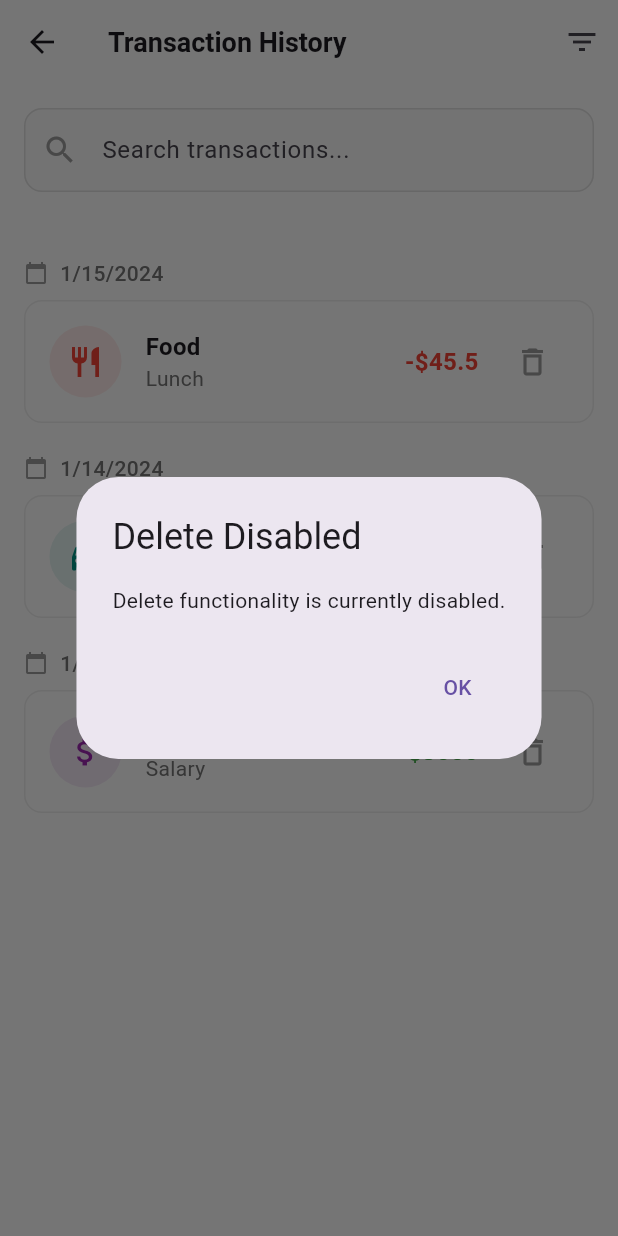
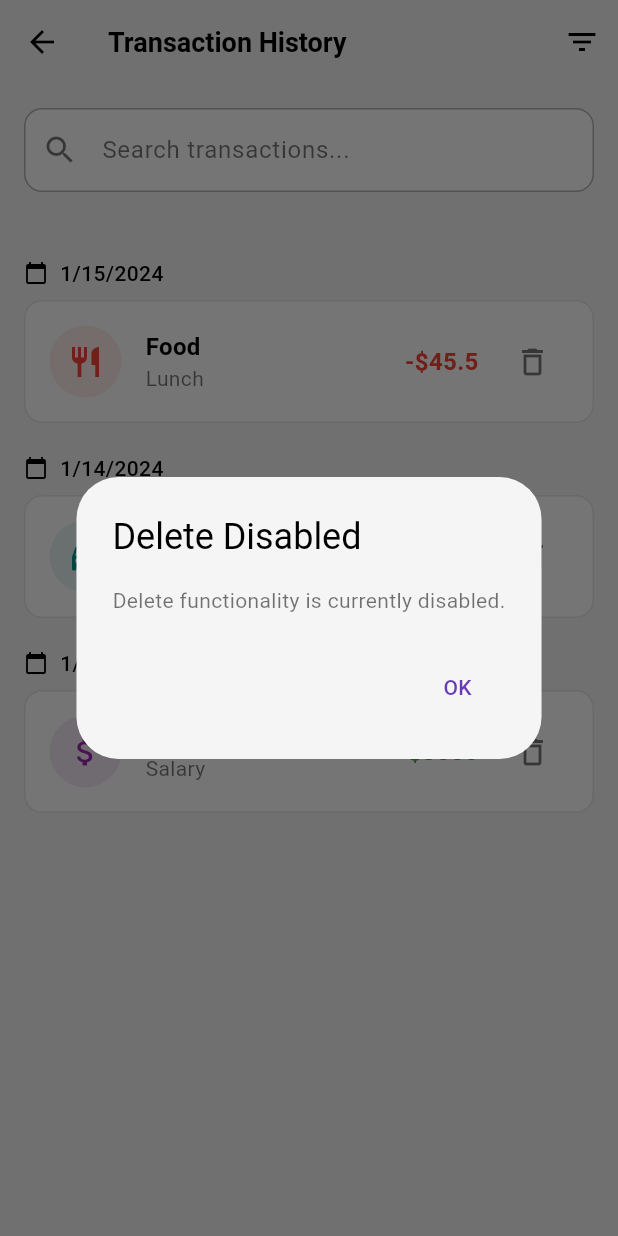
Before and after one commit to HAnh3112/mobile_final_project, a Flutter app: the TransactionHistoryScreen screen opened directly, after a tap on the "delete outline" icon, on a phone screen of 412 x 824 dp. Run offline on Flutter 3.47's test engine with Material 3 defaults, Android fonts, the phone set to English and light mode, and no system bars; our stand-ins replace month_picker_dialog.

Commit message:
transaction_history_screen added theme changing

```diff
--- a/lib/DoanAnhVu/transaction_history_screen.dart
+++ b/lib/DoanAnhVu/transaction_history_screen.dart
@@ -1,16 +1,16 @@
+import 'package:final_project/ThemeChanging_HaiAnh/current_theme.dart';
 import 'package:flutter/material.dart';
 import 'transaction_filter_widget.dart'; // Import the filter widget
 
-// Transaction model class to represent each transaction
 class Transaction {
   final String id;
-  final String type;        // Category like Food, Transport, Salary
-  final String category;    // Subcategory like Lunch, Transport, Salary
-  final double amount;      // Transaction amount
-  final DateTime date;      // Transaction date
-  final IconData icon;      // Icon to display
-  final Color iconColor;    // Icon background color
-  final bool isIncome;      // true = Income, false = Expense
+  final String type;
+  final String category;
+  final double amount;
+  final DateTime date;
+  final IconData icon;
+  final Color iconColor;
+  final bool isIncome;
 
   Transaction({
     required this.id,
@@ -32,10 +32,8 @@ class TransactionHistoryScreen extends StatefulWidget {
 }
 
 class _TransactionHistoryScreenState extends State<TransactionHistoryScreen> {
-  // Search controller for the search bar
   final TextEditingController _searchController = TextEditingController();
 
-  // Sample transaction data - replace with real data from database
   final List<Transaction> _allTransactions = [
     Transaction(
       id: '1',
@@ -45,7 +43,7 @@ class _TransactionHistoryScreenState extends State<TransactionHistoryScreen> {
       date: DateTime(2024, 1, 15),
       icon: Icons.restaurant,
       iconColor: Colors.red,
-      isIncome: false, // This is an expense
+      isIncome: false,
     ),
     Transaction(
       id: '2',
@@ -55,7 +53,7 @@ class _TransactionHistoryScreenState extends State<TransactionHistoryScreen> {
       date: DateTime(2024, 1, 14),
       icon: Icons.directions_car,
       iconColor: Colors.teal,
-      isIncome: false, // This is an expense
+      isIncome: false,
     ),
     Transaction(
       id: '3',
@@ -65,44 +63,36 @@ class _TransactionHistoryScreenState extends State<TransactionHistoryScreen> {
       date: DateTime(2024, 1, 1),
       icon: Icons.attach_money,
       iconColor: Colors.purple,
-      isIncome: true, // This is income
+      isIncome: true,
     ),
   ];
 
-  // Working copy of transactions (can be modified by delete operations)
   List<Transaction> transactions = [];
 
   @override
   void initState() {
     super.initState();
-    // Initialize transactions with sample data
     transactions = List.from(_allTransactions);
-
-    // Listen to search text changes for real-time filtering
     _searchController.addListener(() {
-      setState(() {}); // Rebuild UI when search text changes
+      setState(() {});
     });
   }
 
   @override
   void dispose() {
-    // Clean up the controller when widget is disposed
     _searchController.dispose();
     super.dispose();
   }
 
-  // Show the filter modal using the separate filter widget
   void _showFilterModal() {
     showModalBottomSheet(
       context: context,
-      isScrollControlled: true, // Allow full height control
+      isScrollControlled: true,
       backgroundColor: Colors.transparent,
       builder: (BuildContext context) {
         return TransactionFilterWidget(
           onApplyFilters: (filterData) {
-            // Handle filter application here
-            // For now, we just close the modal without applying filters
-            print('Filter applied: $filterData'); // Debug print
+            print('Filter applied: $filterData');
             Navigator.pop(context);
           },
         );
@@ -110,74 +100,65 @@ class _TransactionHistoryScreenState extends State<TransactionHistoryScreen> {
     );
   }
 
-  // Return all transactions without filtering (filter functionality removed)
-  List<Transaction> get displayedTransactions {
-    // NOTE: Filter functionality has been removed
-    // This now just returns all transactions regardless of filter selections
-    return transactions;
-
-    // REMOVED: All filtering logic has been commented out
-    // The search and filter selections still work in the UI but don't affect the data
-  }
+  List<Transaction> get displayedTransactions => transactions;
 
   @override
   Widget build(BuildContext context) {
+    final theme = currentTheme;
+
     return Scaffold(
-      backgroundColor: Colors.white,
-      // App bar with back button and filter icon
+      backgroundColor: theme.background_color,
       appBar: AppBar(
         leading: IconButton(
-          icon: const Icon(Icons.arrow_back),
+          icon: Icon(Icons.arrow_back, color: theme.main_text_color),
           onPressed: () => Navigator.of(context).pop(),
         ),
-        title: const Text(
+        title: Text(
           'Transaction History',
           style: TextStyle(
             fontSize: 18,
             fontWeight: FontWeight.w600,
+            color: theme.main_text_color,
           ),
         ),
-        backgroundColor: Colors.white,
+        backgroundColor: theme.background_color,
         elevation: 0,
         actions: [
-          // Filter icon button - opens filter modal
           IconButton(
-            icon: const Icon(Icons.filter_list),
-            onPressed: () => _showFilterModal(),
+            icon: Icon(Icons.filter_list, color: theme.main_text_color),
+            onPressed: _showFilterModal,
           ),
         ],
       ),
       body: Column(
         children: [
-          // Search bar section (UI only - doesn't filter data)
           Padding(
             padding: const EdgeInsets.all(16.0),
             child: TextField(
               controller: _searchController,
+              style: TextStyle(color: theme.main_text_color),
               decoration: InputDecoration(
                 hintText: 'Search transactions...',
-                prefixIcon: const Icon(Icons.search, color: Colors.grey),
+                hintStyle: TextStyle(color: theme.sub_text_color),
+                prefixIcon: Icon(Icons.search, color: theme.sub_text_color),
                 border: OutlineInputBorder(
                   borderRadius: BorderRadius.circular(12),
-                  borderSide: BorderSide(color: Colors.grey.shade300),
+                  borderSide: BorderSide(color: theme.sub_text_color.withOpacity(0.3)),
                 ),
                 enabledBorder: OutlineInputBorder(
                   borderRadius: BorderRadius.circular(12),
-                  borderSide: BorderSide(color: Colors.grey.shade300),
+                  borderSide: BorderSide(color: theme.sub_text_color.withOpacity(0.3)),
                 ),
                 focusedBorder: OutlineInputBorder(
                   borderRadius: BorderRadius.circular(12),
-                  borderSide: const BorderSide(color: Colors.blue),
+                  borderSide: BorderSide(color: theme.main_button_color),
                 ),
                 filled: true,
-                fillColor: Colors.grey.shade50,
+                fillColor: theme.sub_button_color,
               ),
             ),
           ),
-
           const SizedBox(height: 20),
-
-          // Transaction list section - shows all transactions
           Expanded(
             child: ListView.builder(
               padding: const EdgeInsets.symmetric(horizontal: 16),
@@ -189,17 +170,16 @@ class _TransactionHistoryScreenState extends State<TransactionHistoryScreen> {
                 return Column(
                   crossAxisAlignment: CrossAxisAlignment.start,
                   children: [
-                    // Date header for each group
                     Padding(
                       padding: const EdgeInsets.symmetric(vertical: 8.0),
                       child: Row(
                         children: [
-                          const Icon(Icons.calendar_today, size: 16, color: Colors.grey),
+                          Icon(Icons.calendar_today, size: 16, color: theme.main_text_color),
                           const SizedBox(width: 8),
                           Text(
                             dateKey,
                             style: TextStyle(
-                              color: Colors.grey.shade600,
+                              color: theme.main_text_color,
                               fontSize: 14,
                               fontWeight: FontWeight.w500,
                             ),
@@ -207,19 +187,16 @@ class _TransactionHistoryScreenState extends State<TransactionHistoryScreen> {
                         ],
                       ),
                     ),
-
-                    // List of transactions for this date
                     ...dayTransactions.map((transaction) => Container(
                       margin: const EdgeInsets.only(bottom: 12),
                       padding: const EdgeInsets.all(16),
                       decoration: BoxDecoration(
-                        color: Colors.white,
+                        color: theme.sub_button_color,
                         borderRadius: BorderRadius.circular(12),
-                        border: Border.all(color: Colors.grey.shade200),
+                        border: Border.all(color: theme.sub_text_color.withOpacity(0.1)),
                       ),
                       child: Row(
                         children: [
-                          // Transaction icon with colored background
                           Container(
                             width: 48,
                             height: 48,
@@ -233,59 +210,52 @@ class _TransactionHistoryScreenState extends State<TransactionHistoryScreen> {
                               size: 24,
                             ),
                           ),
-
                           const SizedBox(width: 16),
-
-                          // Transaction details (type and category)
                           Expanded(
                             child: Column(
                               crossAxisAlignment: CrossAxisAlignment.start,
                               children: [
                                 Text(
-                                  transaction.type, // Main category
-                                  style: const TextStyle(
+                                  transaction.type,
+                                  style: TextStyle(
                                     fontSize: 16,
                                     fontWeight: FontWeight.w600,
+                                    color: theme.main_text_color,
                                   ),
                                 ),
                                 Text(
-                                  transaction.category, // Subcategory
+                                  transaction.category,
                                   style: TextStyle(
                                     fontSize: 14,
-                                    color: Colors.grey.shade600,
+                                    color: theme.sub_text_color,
                                   ),
                                 ),
                               ],
                             ),
                           ),
-
-                          // Amount with + or - prefix and color coding
                           Text(
                             '${transaction.isIncome ? '+' : '-'}\$${transaction.amount.toStringAsFixed(transaction.amount == transaction.amount.toInt() ? 0 : 1)}',
                             style: TextStyle(
                               fontSize: 16,
                               fontWeight: FontWeight.w600,
-                              color: transaction.isIncome ? Colors.green : Colors.red, // Green for income, red for expense
+                              color: transaction.isIncome ? Colors.green : Colors.red,
                             ),
                           ),
-
                           const SizedBox(width: 12),
-
-                          // Delete button - DISABLED (for display only)
                           IconButton(
-                            icon: const Icon(Icons.delete_outline, color: Colors.grey), // Grey to show it's disabled
+                            icon: Icon(Icons.delete_outline, color: theme.sub_text_color),
                             onPressed: () {
-                              // Show message that delete is disabled
                               showDialog(
                                 context: context,
                                 builder: (BuildContext context) {
                                   return AlertDialog(
-                                    title: const Text('Delete Disabled'),
-                                    content: const Text('Delete functionality is currently disabled.'),
+                                    title: Text('Delete Disabled', style: TextStyle(color: theme.main_text_color)),
+                                    content: Text('Delete functionality is currently disabled.', style: TextStyle(color: theme.sub_text_color)),
+                                    backgroundColor: theme.background_color,
                                     actions: [
                                       TextButton(
                                         onPressed: () => Navigator.of(context).pop(),
-                                        child: const Text('OK'),
+                                        child: Text('OK', style: TextStyle(color: theme.main_button_color)),
                                       ),
                                     ],
                                   );
@@ -306,11 +276,8 @@ class _TransactionHistoryScreenState extends State<TransactionHistoryScreen> {
     );
   }
 
-  // Group transactions by date for display (no filtering applied)
   Map<String, List<Transaction>> get groupedTransactions {
     Map<String, List<Transaction>> grouped = {};
-
-    // Group all transactions by date string (no filtering)
     for (var transaction in displayedTransactions) {
       String dateKey = '${transaction.date.month}/${transaction.date.day}/${transaction.date.year}';
       if (!grouped.containsKey(dateKey)) {
```
